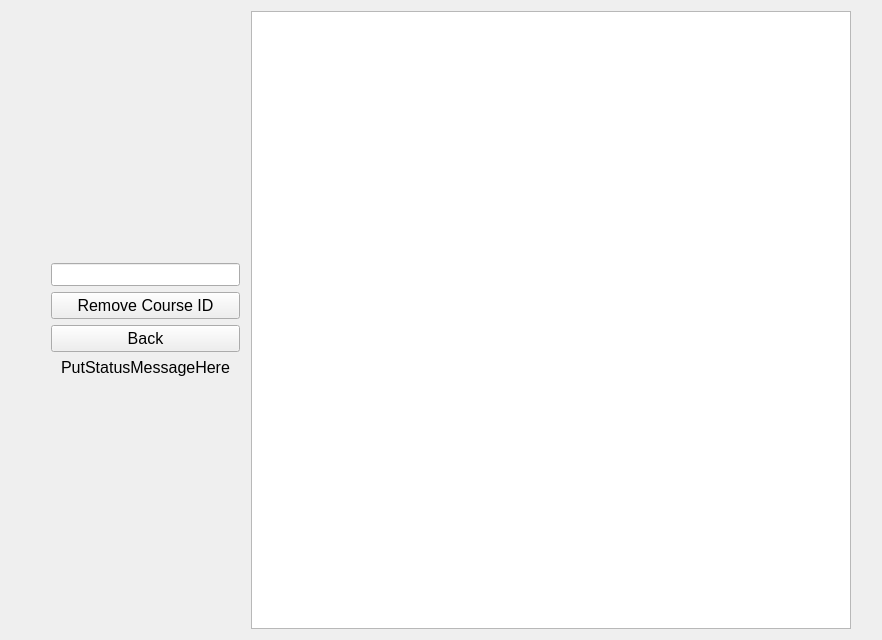
Qt form form_course_add.ui (PPsyrius/projekt-KASS) before a commit.
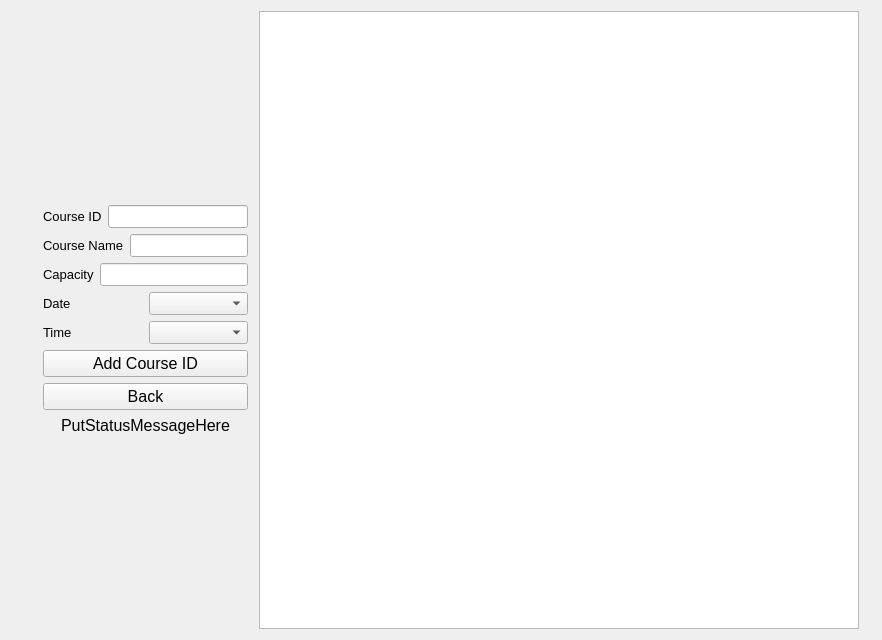
The same form after that commit.

Commit message: Full functionality for add_course function

What changed in the file:
```diff
--- a/form_course_add.ui
+++ b/form_course_add.ui
@@ -46,23 +46,139 @@
       </spacer>
      </item>
      <item>
-      <widget class="QLineEdit" name="le_courseID">
-       <property name="font">
-        <font>
-         <pointsize>10</pointsize>
-        </font>
-       </property>
-      </widget>
+      <layout class="QHBoxLayout" name="CourseIdBox">
+       <item>
+        <widget class="QLabel" name="lb_courseID">
+         <property name="font">
+          <font>
+           <pointsize>10</pointsize>
+          </font>
+         </property>
+         <property name="text">
+          <string>Course ID</string>
+         </property>
+        </widget>
+       </item>
+       <item>
+        <widget class="QLineEdit" name="le_courseID">
+         <property name="font">
+          <font>
+           <pointsize>10</pointsize>
+          </font>
+         </property>
+        </widget>
+       </item>
+      </layout>
      </item>
      <item>
-      <widget class="QPushButton" name="bt_remove">
+      <layout class="QHBoxLayout" name="CourseNameBox">
+       <item>
+        <widget class="QLabel" name="lb_courseName">
+         <property name="font">
+          <font>
+           <pointsize>10</pointsize>
+          </font>
+         </property>
+         <property name="text">
+          <string>Course Name</string>
+         </property>
+        </widget>
+       </item>
+       <item>
+        <widget class="QLineEdit" name="le_courseName">
+         <property name="font">
+          <font>
+           <pointsize>10</pointsize>
+          </font>
+         </property>
+        </widget>
+       </item>
+      </layout>
+     </item>
+     <item>
+      <layout class="QHBoxLayout" name="CapacityBox">
+       <item>
+        <widget class="QLabel" name="lb_capacity">
+         <property name="font">
+          <font>
+           <pointsize>10</pointsize>
+          </font>
+         </property>
+         <property name="text">
+          <string>Capacity</string>
+         </property>
+        </widget>
+       </item>
+       <item>
+        <widget class="QLineEdit" name="le_capacity">
+         <property name="font">
+          <font>
+           <pointsize>10</pointsize>
+          </font>
+         </property>
+        </widget>
+       </item>
+      </layout>
+     </item>
+     <item>
+      <layout class="QHBoxLayout" name="DateBox">
+       <item>
+        <widget class="QLabel" name="lb_date">
+         <property name="font">
+          <font>
+           <pointsize>10</pointsize>
+          </font>
+         </property>
+         <property name="text">
+          <string>Date</string>
+         </property>
+        </widget>
+       </item>
+       <item>
+        <widget class="QComboBox" name="cb_date">
+         <property name="font">
+          <font>
+           <pointsize>10</pointsize>
+          </font>
+         </property>
+        </widget>
+       </item>
+      </layout>
+     </item>
+     <item>
+      <layout class="QHBoxLayout" name="PeriodBox">
+       <item>
+        <widget class="QLabel" name="lb_time">
+         <property name="font">
+          <font>
+           <pointsize>10</pointsize>
+          </font>
+         </property>
+         <property name="text">
+          <string>Time</string>
+         </property>
+        </widget>
+       </item>
+       <item>
+        <widget class="QComboBox" name="cb_time">
+         <property name="font">
+          <font>
+           <pointsize>10</pointsize>
+          </font>
+         </property>
+        </widget>
+       </item>
+      </layout>
+     </item>
+     <item>
+      <widget class="QPushButton" name="bt_add">
        <property name="font">
         <font>
          <pointsize>12</pointsize>
         </font>
        </property>
        <property name="text">
-        <string>Remove Course ID</string>
+        <string>Add Course ID</string>
        </property>
       </widget>
      </item>
```
The commit also changes 5 other files.
